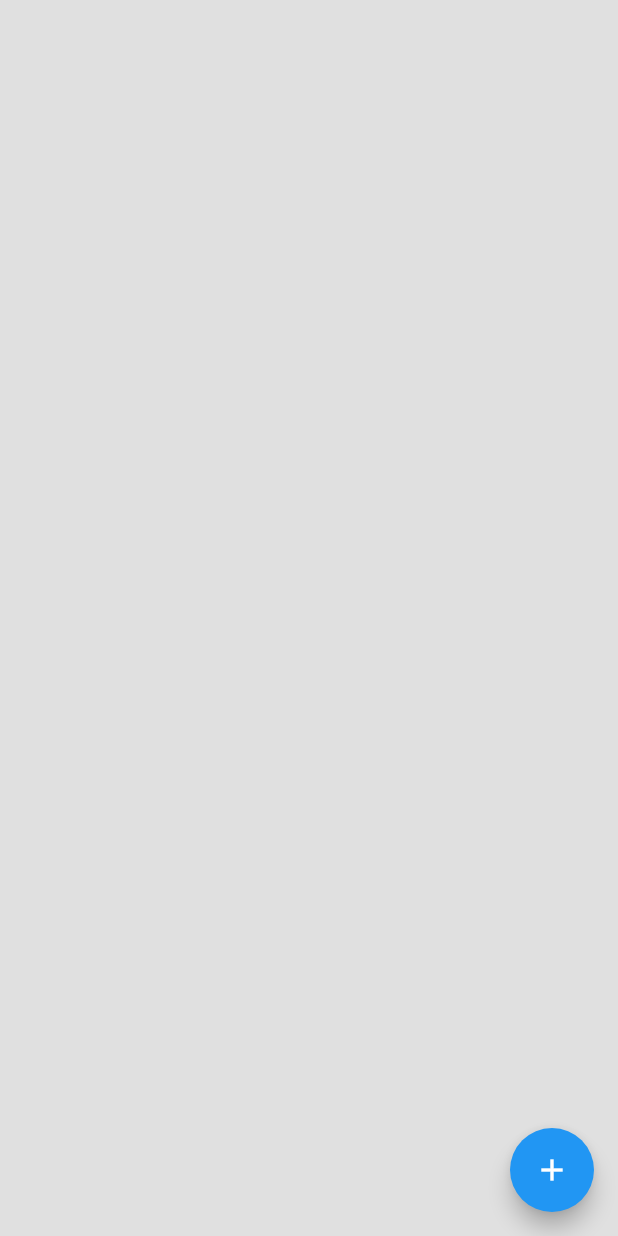
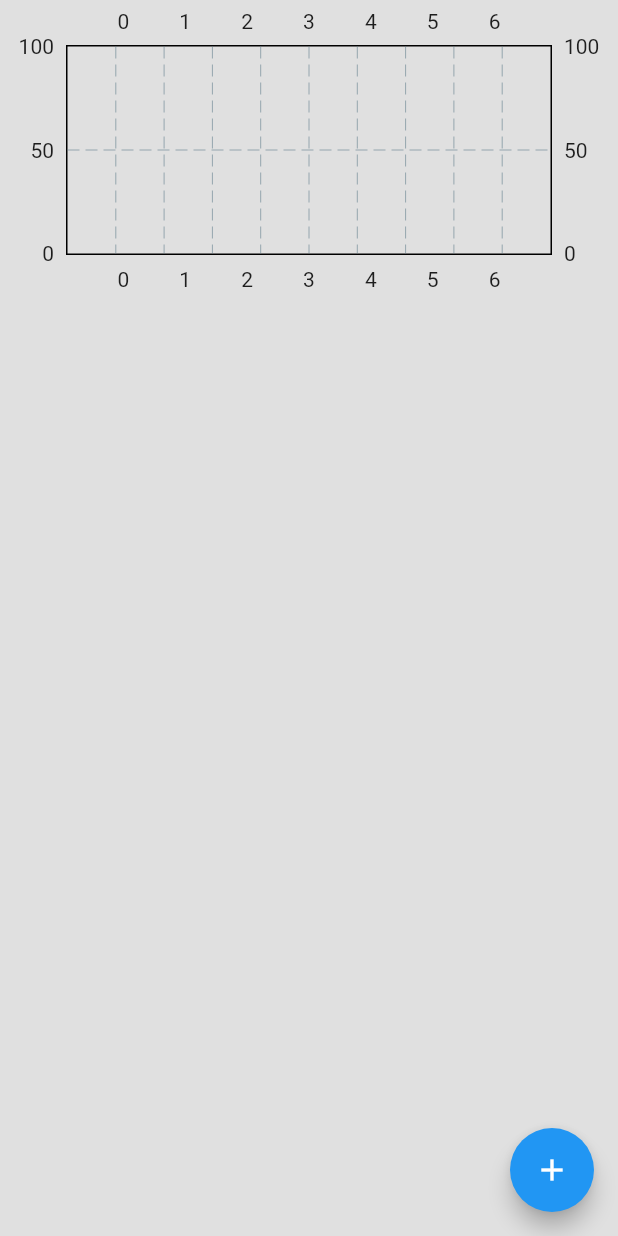
Before and after one commit to ErnestoMoraes/Expense_tracker_Flutter, a Flutter app: the screen it shows after launch, on a phone screen of 412 x 824 dp. Run offline on Flutter 3.47's test engine with Material 2 defaults, Android fonts, the phone set to English and light mode, and no system bars; drawn by our look-alikes of fl_chart.

Commit message:
Grafico respondendo

```diff
--- a/lib/bar_graph/bar_graph.dart
+++ b/lib/bar_graph/bar_graph.dart
@@ -45,6 +45,7 @@ class BarGraph extends StatelessWidget {
             (data) => BarChartGroupData(x: data.x, barRods: [
               BarChartRodData(
                 toY: data.y,
+                color: Colors.grey[800]
               )
             ]),
           )
--- a/lib/components/expense_sumary.dart
+++ b/lib/components/expense_sumary.dart
@@ -1,10 +1,46 @@
+import 'package:expense_tracker/bar_graph/bar_graph.dart';
+import 'package:expense_tracker/data/expanse_data.dart';
+import 'package:expense_tracker/datetime/date_time_helper.dart';
 import 'package:flutter/material.dart';
+import 'package:provider/provider.dart';
 
 class ExpenseSumary extends StatelessWidget {
-  const ExpenseSumary({Key? key}) : super(key: key);
+  final DateTime startOfWeek;
+  const ExpenseSumary({
+    super.key,
+    required this.startOfWeek,
+  });
 
   @override
   Widget build(BuildContext context) {
-    return Container();
+    String sunday =
+        convertDateTimeToString(startOfWeek.add(const Duration(days: 0)));
+    String monday =
+        convertDateTimeToString(startOfWeek.add(const Duration(days: 1)));
+    String tuesday =
+        convertDateTimeToString(startOfWeek.add(const Duration(days: 2)));
+    String wednesday =
+        convertDateTimeToString(startOfWeek.add(const Duration(days: 3)));
+    String thursday =
+        convertDateTimeToString(startOfWeek.add(const Duration(days: 4)));
+    String friday =
+        convertDateTimeToString(startOfWeek.add(const Duration(days: 5)));
+    String saturday =
+        convertDateTimeToString(startOfWeek.add(const Duration(days: 6)));
+    return Consumer<ExpanseData>(
+      builder: (context, value, child) => SizedBox(
+        height: 200,
+        child: BarGraph(
+          maxY: 100,
+          sunAmount: value.calculateDailyExpenseSummary()[sunday] ?? 0,
+          monAmount: value.calculateDailyExpenseSummary()[monday] ?? 0,
+          tueAmount: value.calculateDailyExpenseSummary()[tuesday] ?? 0,
+          wedAmount: value.calculateDailyExpenseSummary()[wednesday] ?? 0,
+          thurAmount: value.calculateDailyExpenseSummary()[thursday] ?? 0,
+          friAmount: value.calculateDailyExpenseSummary()[friday] ?? 0,
+          satAmount: value.calculateDailyExpenseSummary()[saturday] ?? 0,
+        ),
+      ),
+    );
   }
 }
--- a/lib/data/expanse_data.dart
+++ b/lib/data/expanse_data.dart
@@ -40,6 +40,17 @@ class ExpanseData extends ChangeNotifier {
     }
   }
 
+  DateTime startOfWeekDate() {
+    DateTime? startOfWeek;
+    DateTime today = DateTime.now();
+    for (int i = 0; i < 7; i++) {
+      if(getDayName(today.subtract(Duration(days: i))) == 'sun') {
+        startOfWeek = today.subtract(Duration(days: i));
+      }
+    }
+    return startOfWeek ?? DateTime.now();
+  }
+
   Map<String, double> calculateDailyExpenseSummary() {
     Map<String, double> dailyExpenseSummary = {
       // date (yyyymmdd) : amountTotalForDay
--- a/lib/pages/home_page.dart
+++ b/lib/pages/home_page.dart
@@ -1,3 +1,4 @@
+import 'package:expense_tracker/components/expense_sumary.dart';
 import 'package:expense_tracker/components/expense_tile.dart';
 import 'package:expense_tracker/data/expanse_data.dart';
 import 'package:expense_tracker/expense/expense_item.dart';
@@ -78,7 +79,7 @@ class _HomePageState extends State<HomePage> {
           body: ListView(
             children: [
              // week summary
-
+              ExpenseSumary(startOfWeek: value.startOfWeekDate()),
               // expense list
               ListView.builder(
                 shrinkWrap: true,
```
